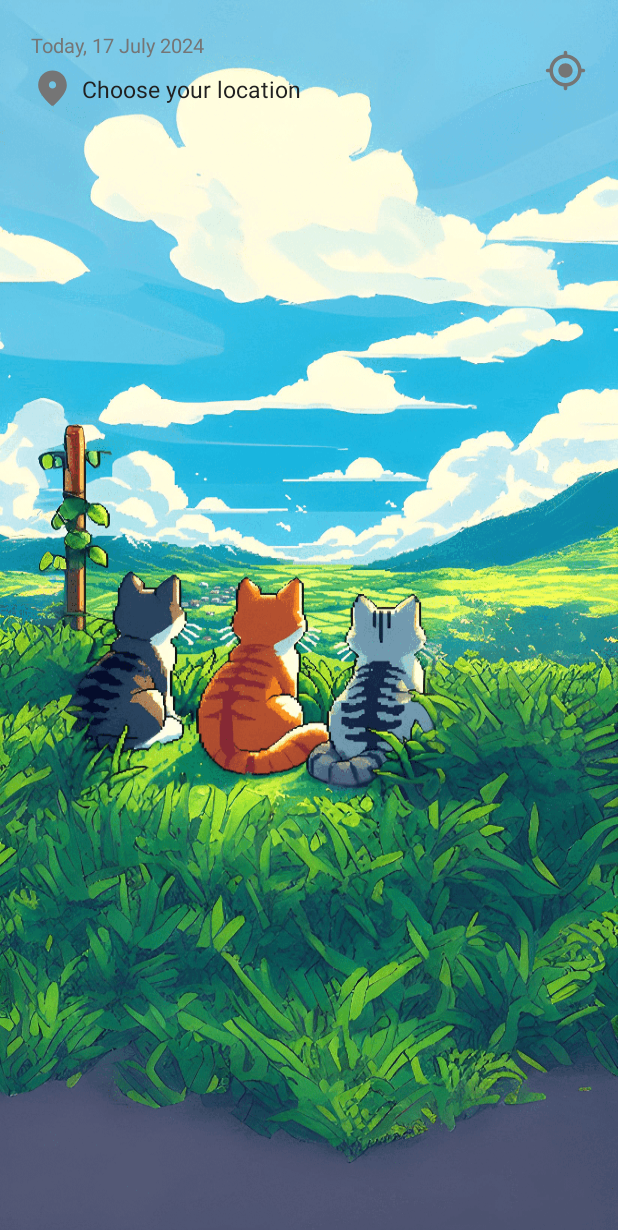
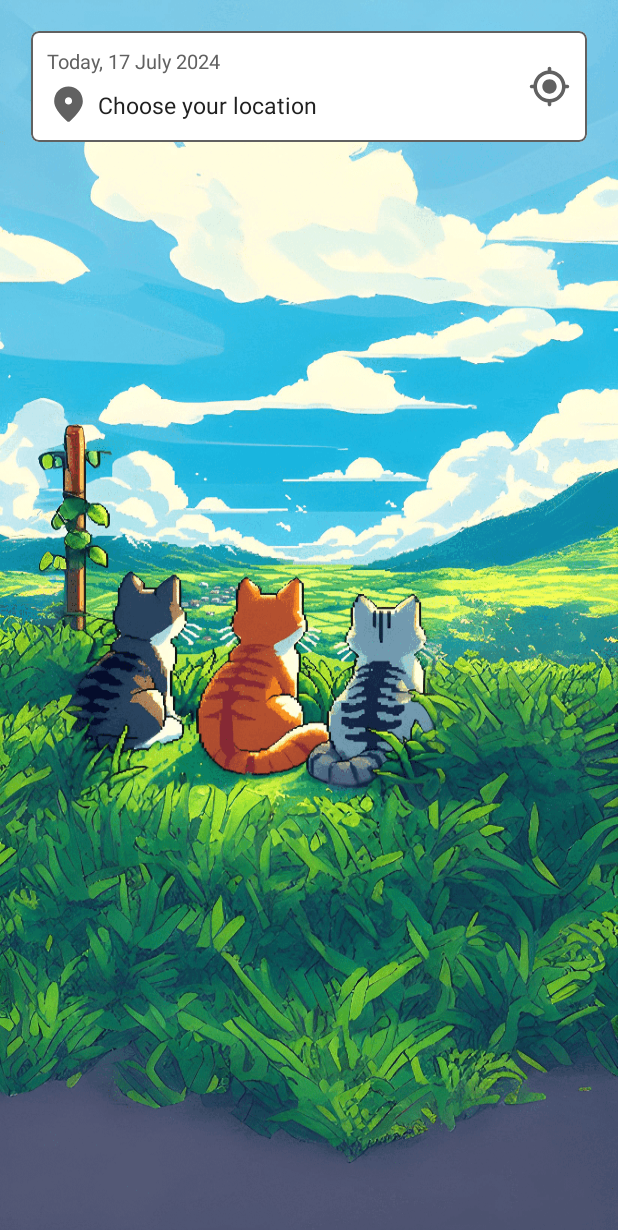
Before and after one commit to n1n5/CattoWeather, an Android app: the screen it shows after launch (MainActivity), on a phone screen of 412 x 824 dp. Shown: the top 1230 px of the screen. Run offline under Robolectric (Android 15) with nearby library versions, the phone set to English and light mode, and no system bars; our stand-ins replace sdp/ssp sizes; pictures from the network do not load.

Commit message:
UI polishing

```diff
--- a/app/build.gradle.kts
+++ b/app/build.gradle.kts
@@ -11,8 +11,8 @@ android {
         applicationId = "com.n1n5.catto_weather"
         minSdk = 23
         targetSdk = 34
-        versionCode = 2
-        versionName = "1.0.1"
+        versionCode = 3
+        versionName = "1.0.2"
 
         testInstrumentationRunner = "androidx.test.runner.AndroidJUnitRunner"
     }
--- a/app/src/main/res/layout/fragment_location.xml
+++ b/app/src/main/res/layout/fragment_location.xml
@@ -48,7 +48,8 @@
             android:inputType="text"
             android:textColor="@color/raisin_black"
             android:textColorHint="@color/sonic_silver"
-            android:textSize="@dimen/_12ssp" />
+            android:textSize="@dimen/_12ssp"
+            tools:ignore="VisualLintTextFieldSize,TextContrastCheck" />
 
     </com.google.android.material.textfield.TextInputLayout>
 
--- a/app/src/main/res/layout/item_container_current_location.xml
+++ b/app/src/main/res/layout/item_container_current_location.xml
@@ -1,9 +1,19 @@
 <?xml version="1.0" encoding="utf-8"?>
-<androidx.constraintlayout.widget.ConstraintLayout xmlns:android="http://schemas.android.com/apk/res/android"
+<com.google.android.material.card.MaterialCardView xmlns:android="http://schemas.android.com/apk/res/android"
     xmlns:app="http://schemas.android.com/apk/res-auto"
     xmlns:tools="http://schemas.android.com/tools"
     android:layout_width="match_parent"
-    android:layout_height="wrap_content">
+    android:layout_height="wrap_content"
+    app:cardBackgroundColor="@color/white"
+    app:cardCornerRadius="@dimen/_4sdp"
+    app:cardElevation="0dp"
+    app:strokeColor="@color/sonic_silver"
+    app:strokeWidth="1dp">
+
+    <androidx.constraintlayout.widget.ConstraintLayout
+        android:layout_width="match_parent"
+        android:layout_height="wrap_content"
+        android:padding="@dimen/_8sdp">
 
         <androidx.appcompat.widget.AppCompatTextView
             android:id="@+id/textCurrentDate"
@@ -54,3 +64,5 @@
             app:layout_constraintTop_toTopOf="@id/textCurrentDate" />
 
     </androidx.constraintlayout.widget.ConstraintLayout>
+
+</com.google.android.material.card.MaterialCardView>
--- a/app/src/main/res/layout/item_container_current_weather.xml
+++ b/app/src/main/res/layout/item_container_current_weather.xml
@@ -9,6 +9,7 @@
     app:cardBackgroundColor="@color/white"
     app:cardCornerRadius="@dimen/_4sdp"
     app:cardElevation="0dp"
+    app:layout_constraintBottom_toBottomOf="parent"
     app:strokeColor="@color/sonic_silver"
     app:strokeWidth="1dp">
 
--- a/app/src/main/res/values/colors.xml
+++ b/app/src/main/res/values/colors.xml
@@ -3,6 +3,6 @@
     <color name="black">#FF000000</color>
     <color name="white">#FFFFFFFF</color>
     <color name="cultured">#F5F5F8</color>
-    <color name="sonic_silver">#757575</color>
+    <color name="sonic_silver">#616161</color>
     <color name="raisin_black">#212121</color>
 </resources>
```
Lines whose indentation alone changed are shown as unchanged.
